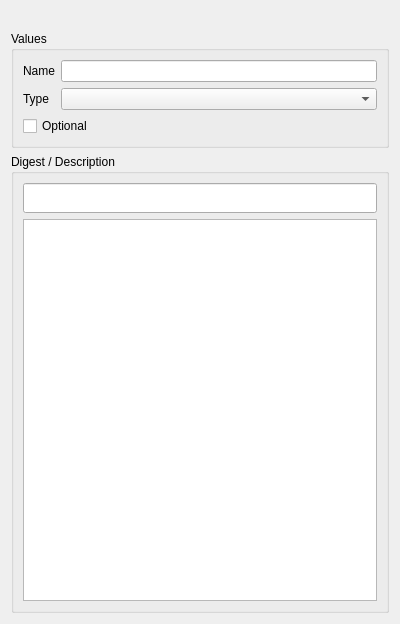
xavierxeon-music/MaxPackageAdmin, file src/Help/HelpPageArgument.ui: the form before one commit.
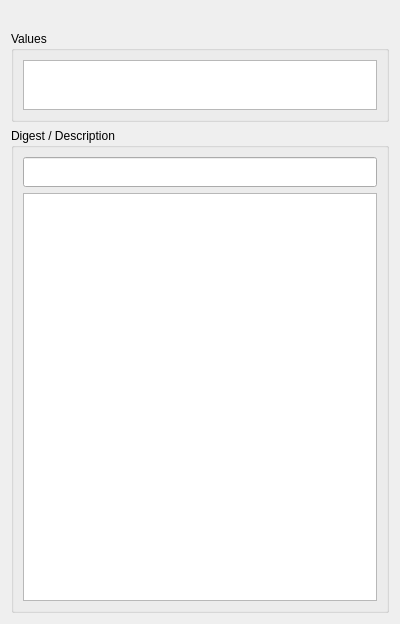
The form after the commit. Custom widgets are drawn as their Qt base class.

Commit message: argumetn view

Patch:
```diff
--- a/src/Help/HelpPageArgument.ui
+++ b/src/Help/HelpPageArgument.ui
@@ -32,31 +32,26 @@
      <property name="flat">
       <bool>true</bool>
      </property>
-     <layout class="QGridLayout" name="gridLayout">
-      <item row="0" column="0">
-       <widget class="QLabel" name="nameInfo">
-        <property name="text">
-         <string>Name</string>
+     <layout class="QVBoxLayout" name="verticalLayout_3">
+      <item>
+       <widget class="Help::ArgumentView" name="argumentView">
+        <property name="sizePolicy">
+         <sizepolicy hsizetype="Expanding" vsizetype="Preferred">
+          <horstretch>0</horstretch>
+          <verstretch>0</verstretch>
+         </sizepolicy>
         </property>
-       </widget>
-      </item>
-      <item row="0" column="1">
-       <widget class="QLineEdit" name="nameEdit"/>
-      </item>
-      <item row="1" column="0">
-       <widget class="QLabel" name="typeInfo">
-        <property name="text">
-         <string>Type</string>
+        <property name="maximumSize">
+         <size>
+          <width>16777215</width>
+          <height>50</height>
+         </size>
         </property>
-       </widget>
-      </item>
-      <item row="1" column="1">
-       <widget class="QComboBox" name="typeCombo"/>
-      </item>
-      <item row="2" column="0" colspan="2">
-       <widget class="QCheckBox" name="optionalCheck">
-        <property name="text">
-         <string>Optional</string>
+        <property name="baseSize">
+         <size>
+          <width>0</width>
+          <height>0</height>
+         </size>
         </property>
        </widget>
       </item>
@@ -90,6 +85,13 @@
    </item>
   </layout>
  </widget>
+ <customwidgets>
+  <customwidget>
+   <class>Help::ArgumentView</class>
+   <extends>QTreeView</extends>
+   <header>Help/HelpArgumentView.h</header>
+  </customwidget>
+ </customwidgets>
  <resources/>
  <connections/>
 </ui>
```
Left out of the diff: 2 changed lines with no effect on the pictures. The commit also changes 4 other files.
